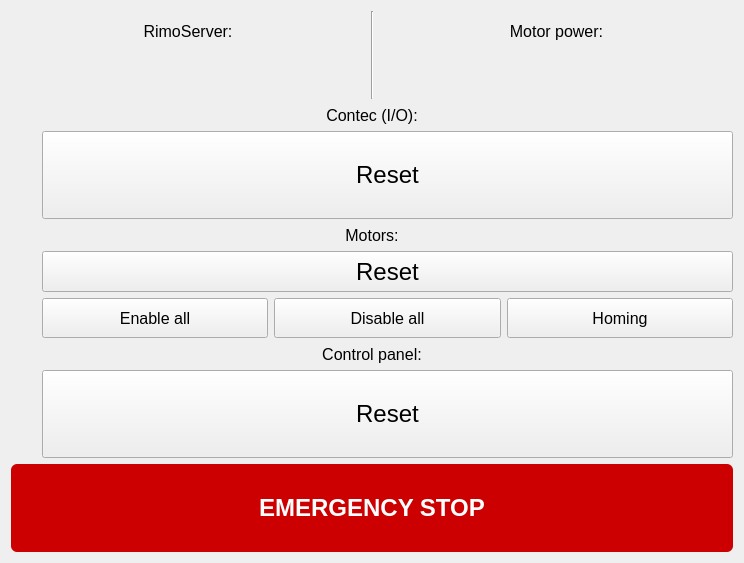
Qt form GUI/forms/ResetControls.ui (piotrpodlaski/rimokun) before a commit.
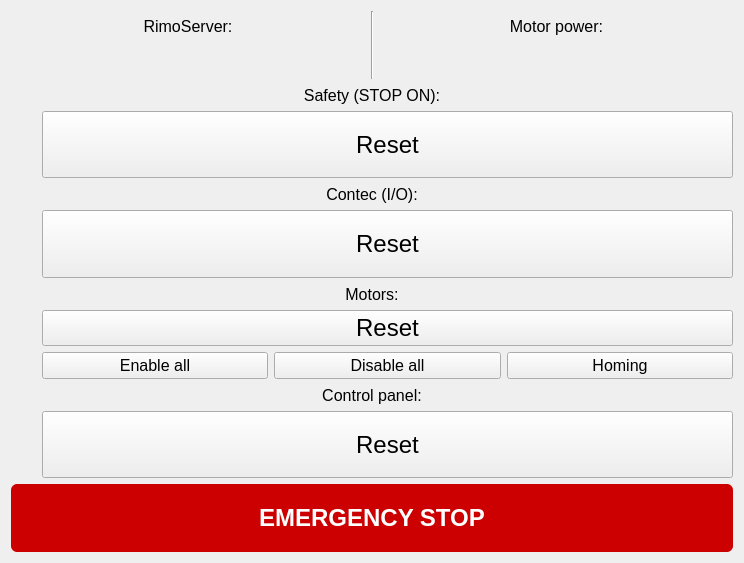
The same form after that commit. Custom widgets are drawn as their Qt base class.

Commit message: Improve safety and homing IO handling

Diff of the .ui file:
```diff
--- a/GUI/forms/ResetControls.ui
+++ b/GUI/forms/ResetControls.ui
@@ -62,7 +62,7 @@
       </widget>
      </item>
      <item>
-      <layout class="QVBoxLayout" name="motorPowerLayout">
+     <layout class="QVBoxLayout" name="motorPowerLayout">
        <item>
         <widget class="QLabel" name="labelMotorPower">
          <property name="font">
@@ -93,8 +93,74 @@
           </size>
          </property>
         </widget>
-       </item>
-      </layout>
+      </item>
+     </layout>
+     </item>
+    </layout>
+   </item>
+   <item>
+    <widget class="QLabel" name="labelSafety">
+     <property name="sizePolicy">
+      <sizepolicy hsizetype="Preferred" vsizetype="Fixed">
+       <horstretch>0</horstretch>
+       <verstretch>0</verstretch>
+      </sizepolicy>
+     </property>
+     <property name="minimumSize">
+      <size>
+       <width>0</width>
+       <height>20</height>
+      </size>
+     </property>
+     <property name="font">
+      <font>
+       <pointsize>12</pointsize>
+      </font>
+     </property>
+     <property name="text">
+      <string>Safety (STOP ON):</string>
+     </property>
+     <property name="alignment">
+      <set>Qt::AlignCenter</set>
+     </property>
+    </widget>
+   </item>
+   <item>
+    <layout class="QHBoxLayout" name="horizontalLayoutSafety">
+     <item>
+      <widget class="LedIndicator" name="ledSafetyOn" native="true">
+       <property name="sizePolicy">
+        <sizepolicy hsizetype="Fixed" vsizetype="Preferred">
+         <horstretch>0</horstretch>
+         <verstretch>0</verstretch>
+        </sizepolicy>
+       </property>
+       <property name="minimumSize">
+        <size>
+         <width>25</width>
+         <height>25</height>
+        </size>
+       </property>
+      </widget>
+     </item>
+     <item>
+      <widget class="QPushButton" name="resetSafety">
+       <property name="sizePolicy">
+        <sizepolicy hsizetype="Preferred" vsizetype="Preferred">
+         <horstretch>0</horstretch>
+         <verstretch>0</verstretch>
+        </sizepolicy>
+       </property>
+       <property name="font">
+        <font>
+         <pointsize>18</pointsize>
+         <bold>false</bold>
+        </font>
+       </property>
+       <property name="text">
+        <string>Reset</string>
+       </property>
+      </widget>
      </item>
     </layout>
    </item>
```
The commit also changes 31 other files.
